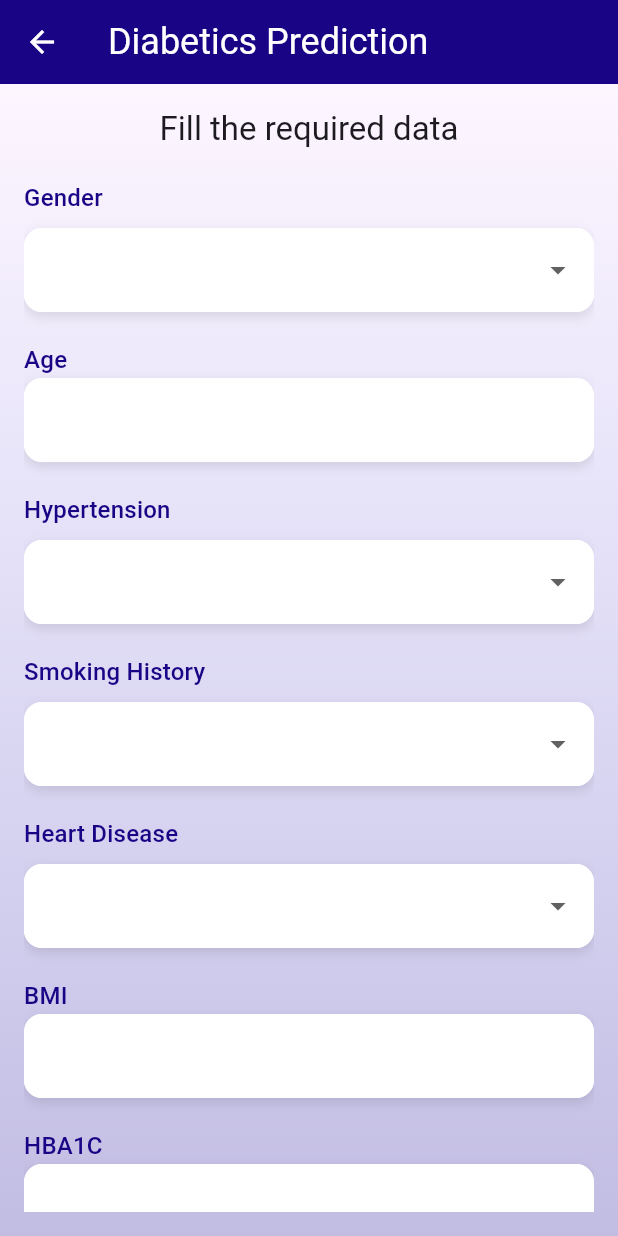
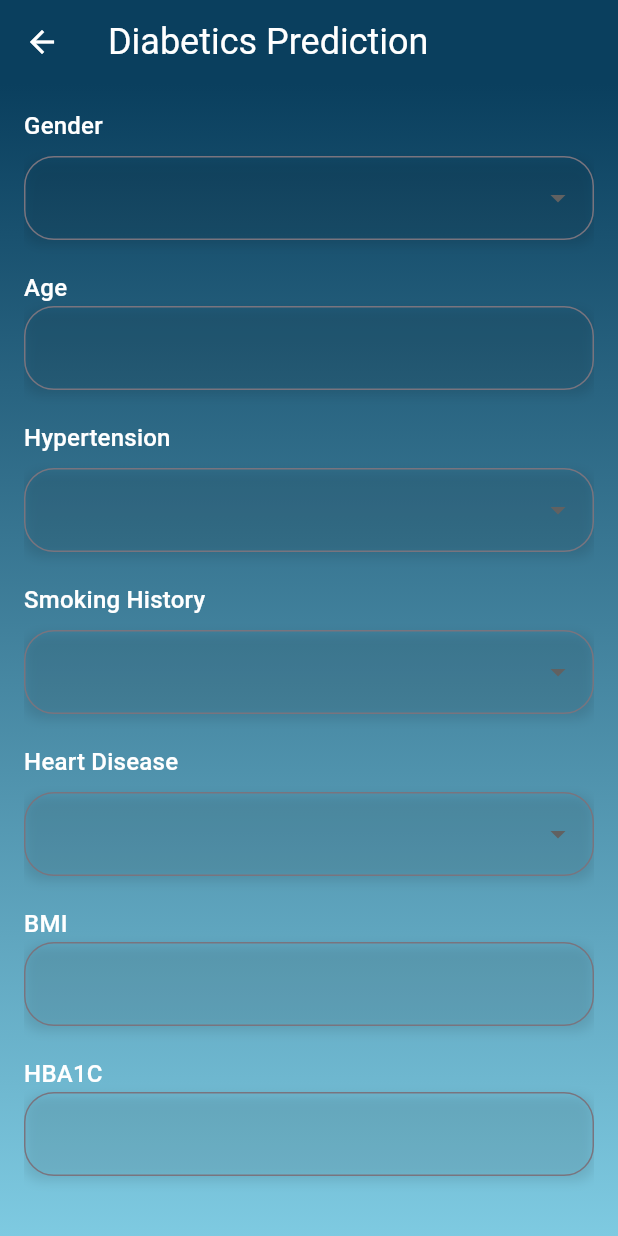
Before and after one commit to Shalu2206/Dia-assist, a Flutter app: the HomePage screen opened directly, after a tap on "Dia-predict", on a phone screen of 412 x 824 dp. Run offline on Flutter 3.47's test engine with Material 3 defaults, Android fonts, the phone set to English and light mode, and no system bars; our stand-ins replace get, google_fonts.

Commit message:
added colors to predict

```diff
--- a/dia_assist/lib/pages/home/home_page.dart
+++ b/dia_assist/lib/pages/home/home_page.dart
@@ -43,7 +43,18 @@ class _HomePageState extends State<HomePage> with TickerProviderStateMixin {
           ),
         ],
       ),
-      body: SingleChildScrollView(
+      body: Container(
+        decoration:const  BoxDecoration(
+          gradient: LinearGradient(
+            colors: [
+              Colors.black,
+              Color(0xFF400D0D8A),
+            ],
+            begin: Alignment.topLeft,
+            end: Alignment.bottomRight,
+          ),
+        ),
+        child: SingleChildScrollView(
           child: Column(
             children: [
               Padding(
@@ -147,6 +158,7 @@ class _HomePageState extends State<HomePage> with TickerProviderStateMixin {
             ],
           ),
         ),
+      ),
     );
   }
 }
--- a/dia_assist/lib/pages/prediction_page/Screens/prediction_screen_display.dart
+++ b/dia_assist/lib/pages/prediction_page/Screens/prediction_screen_display.dart
@@ -15,7 +15,6 @@ class PredictionScreenDisplay extends GetView<LoginController> {
   Widget build(BuildContext context) {
     BoxDecoration inputBoxShadow = BoxDecoration(
       borderRadius: BorderRadius.circular(12),
-      color: Colors.white,
       boxShadow: [
         BoxShadow(
           color: Colors.black.withOpacity(0.1), // Shadow color
@@ -32,7 +31,7 @@ class PredictionScreenDisplay extends GetView<LoginController> {
               Get.back();
             },
             child: const Icon(Icons.arrow_back, color: Colors.white)),
-        backgroundColor: AppColors.primary,
+        backgroundColor:Color.fromARGB(255, 10, 63, 94),
         title: Text(
           'Diabetics Prediction',
           style: Theme.of(context)
@@ -45,8 +44,8 @@ class PredictionScreenDisplay extends GetView<LoginController> {
         decoration:const  BoxDecoration(
           gradient: LinearGradient(
             colors: [
-              Color(0xff010129d3),
-              Color(0xFF400D0D8A),
+              Color.fromARGB(255, 10, 63, 94),
+              Color.fromARGB(255, 126, 202, 225),
             ],
             begin: Alignment.topCenter,
             end: Alignment.bottomCenter,
@@ -58,30 +57,21 @@ class PredictionScreenDisplay extends GetView<LoginController> {
             child: Column(
               crossAxisAlignment: CrossAxisAlignment.start,
               children: [
-                Center(
-                  child: Text(
-                    'Fill the required data',
-                    style: Theme.of(context).textTheme.titleLarge,
-                  ),
-                ),
-                SizedBox(height: 20),
-                Text('Gender', style: Theme.of(context).textTheme.titleMedium?.copyWith(color: AppColors.primary)),
+                Text('Gender', style: Theme.of(context).textTheme.titleMedium?.copyWith(color: AppColors.background)),
                 SizedBox(height: 8),
                 Obx(() => Container(
                   decoration: inputBoxShadow, // Add shadow decoration
                   child: DropdownButtonFormField<String>(
                     decoration: InputDecoration(
                       border: OutlineInputBorder(
-                        borderRadius: BorderRadius.circular(12),
-                        borderSide: BorderSide.none, // Hide the default border
+                        borderRadius: BorderRadius.circular(20),
                       ),
-                      filled: true,
-                      fillColor: Colors.white,
                     ),
+                    dropdownColor: Colors.black,
                     items: ['Male', 'Female']
                         .map((gender) => DropdownMenuItem(
                       value: gender,
-                      child: Text(gender),
+                      child: Text(gender,style: TextStyle(color: Colors.white),),
                     ))
                         .toList(),
                     value: controller.selectedGender.value.isEmpty
@@ -93,7 +83,7 @@ class PredictionScreenDisplay extends GetView<LoginController> {
                   ),
                 )),
                 SizedBox(height: 20),
-                Text('Age', style: Theme.of(context).textTheme.titleMedium?.copyWith(color: AppColors.primary)),
+                Text('Age', style: Theme.of(context).textTheme.titleMedium?.copyWith(color: AppColors.background)),
                 Container(
                   decoration: inputBoxShadow, // Add shadow decoration
                   child: TextFormField(
@@ -101,32 +91,27 @@ class PredictionScreenDisplay extends GetView<LoginController> {
                     keyboardType: TextInputType.number, // Only numeric input
                     decoration: InputDecoration(
                       border: OutlineInputBorder(
-                        borderRadius: BorderRadius.circular(12),
-                        borderSide: BorderSide.none, // Hide the default border
+                        borderRadius: BorderRadius.circular(20),
                       ),
-                      filled: true,
-                      fillColor: Colors.white,
                     ),
                   ),
                 ),
                 SizedBox(height: 20),
-                Text('Hypertension', style: Theme.of(context).textTheme.titleMedium?.copyWith(color: AppColors.primary)),
+                Text('Hypertension', style: Theme.of(context).textTheme.titleMedium?.copyWith(color: AppColors.background)),
                 SizedBox(height: 8),
                 Obx(() => Container(
                   decoration: inputBoxShadow, // Add shadow decoration
                   child: DropdownButtonFormField<String>(
                     decoration: InputDecoration(
                       border: OutlineInputBorder(
-                        borderRadius: BorderRadius.circular(12),
-                        borderSide: BorderSide.none, // Hide the default border
+                        borderRadius: BorderRadius.circular(20),
                       ),
-                      filled: true,
-                      fillColor: Colors.white,
                     ),
+                    dropdownColor: Colors.black,
                     items: ['Yes', 'No']
                         .map((tension) => DropdownMenuItem(
                       value: tension,
-                      child: Text(tension),
+                      child: Text(tension,style: TextStyle(color: Colors.white),),
                     ))
                         .toList(),
                     value: controller.selectedTension.value.isEmpty
@@ -138,23 +123,22 @@ class PredictionScreenDisplay extends GetView<LoginController> {
                   ),
                 )),
                 SizedBox(height: 20),
-                Text('Smoking History', style: Theme.of(context).textTheme.titleMedium?.copyWith(color: AppColors.primary)),
+                Text('Smoking History', style: Theme.of(context).textTheme.titleMedium?.copyWith(color: AppColors.background)),
                 SizedBox(height: 8),
                 Obx(() => Container(
                   decoration: inputBoxShadow, // Add shadow decoration
                   child: DropdownButtonFormField<String>(
                     decoration: InputDecoration(
                       border: OutlineInputBorder(
-                        borderRadius: BorderRadius.circular(12),
-                        borderSide: BorderSide.none, // Hide the default border
+                        borderRadius: BorderRadius.circular(20),
+
                       ),
-                      filled: true,
-                      fillColor: Colors.white,
                     ),
+                    dropdownColor: Colors.black,
                     items: ['Never', 'No Info', 'Current']
                         .map((smoking) => DropdownMenuItem(
                       value: smoking,
-                      child: Text(smoking),
+                      child: Text(smoking,style: TextStyle(color: Colors.white),),
                     ))
                         .toList(),
                     value: controller.selectedSmoking.value.isEmpty
@@ -166,23 +150,21 @@ class PredictionScreenDisplay extends GetView<LoginController> {
                   ),
                 )),
                 SizedBox(height: 20),
-                Text('Heart Disease', style: Theme.of(context).textTheme.titleMedium?.copyWith(color: AppColors.primary)),
+                Text('Heart Disease', style: Theme.of(context).textTheme.titleMedium?.copyWith(color: AppColors.background)),
                 SizedBox(height: 8),
                 Obx(() => Container(
                   decoration: inputBoxShadow, // Add shadow decoration
                   child: DropdownButtonFormField<String>(
                     decoration: InputDecoration(
                       border: OutlineInputBorder(
-                        borderRadius: BorderRadius.circular(12),
-                        borderSide: BorderSide.none, // Hide the default border
+                        borderRadius: BorderRadius.circular(20),
                       ),
-                      filled: true,
-                      fillColor: Colors.white,
                     ),
+                    dropdownColor: Colors.black,
                     items: ['Yes', 'No']
                         .map((disease) => DropdownMenuItem(
                       value: disease,
-                      child: Text(disease),
+                      child: Text(disease,style: TextStyle(color: Colors.white),),
                     ))
                         .toList(),
                     value: controller.selectedDisease.value.isEmpty
@@ -194,7 +176,7 @@ class PredictionScreenDisplay extends GetView<LoginController> {
                   ),
                 )),
                 SizedBox(height: 20),
-                Text('BMI', style: Theme.of(context).textTheme.titleMedium?.copyWith(color: AppColors.primary)),
+                Text('BMI', style: Theme.of(context).textTheme.titleMedium?.copyWith(color: AppColors.background)),
                 Container(
                   decoration: inputBoxShadow, // Add shadow decoration
                   child: TextFormField(
@@ -202,16 +184,14 @@ class PredictionScreenDisplay extends GetView<LoginController> {
                     keyboardType: TextInputType.number, // Only numeric input
                     decoration: InputDecoration(
                       border: OutlineInputBorder(
-                        borderRadius: BorderRadius.circular(12),
-                        borderSide: BorderSide.none, // Hide the default border
+                        borderRadius: BorderRadius.circular(20),
+
                       ),
-                      filled: true,
-                      fillColor: Colors.white,
                     ),
                   ),
                 ),
                 SizedBox(height: 20),
-                Text('HBA1C', style: Theme.of(context).textTheme.titleMedium?.copyWith(color: AppColors.primary)),
+                Text('HBA1C', style: Theme.of(context).textTheme.titleMedium?.copyWith(color: AppColors.background)),
                 Container(
                   decoration: inputBoxShadow, // Add shadow decoration
                   child: TextFormField(
@@ -219,16 +199,13 @@ class PredictionScreenDisplay extends GetView<LoginController> {
                     keyboardType: TextInputType.number, // Only numeric input
                     decoration: InputDecoration(
                       border: OutlineInputBorder(
-                        borderRadius: BorderRadius.circular(12),
-                        borderSide: BorderSide.none, // Hide the default border
+                        borderRadius: BorderRadius.circular(20),
                       ),
-                      filled: true,
-                      fillColor: Colors.white,
                     ),
                   ),
                 ),
                 SizedBox(height: 20),
-                Text('Blood Glucose Level', style: Theme.of(context).textTheme.titleMedium?.copyWith(color: AppColors.primary)),
+                Text('Blood Glucose Level', style: Theme.of(context).textTheme.titleMedium?.copyWith(color: AppColors.background)),
                 Container(
                   decoration: inputBoxShadow, // Add shadow decoration
                   child: TextFormField(
@@ -236,16 +213,13 @@ class PredictionScreenDisplay extends GetView<LoginController> {
                     keyboardType: TextInputType.number, // Only numeric input
                     decoration: InputDecoration(
                       border: OutlineInputBorder(
-                        borderRadius: BorderRadius.circular(12),
-                        borderSide: BorderSide.none, // Hide the default border
+                        borderRadius: BorderRadius.circular(20),
                       ),
-                      filled: true,
-                      fillColor: Colors.white,
                     ),
                   ),
                 ),
                 SizedBox(height: 20),
-                Text('Weight (in KG)', style: Theme.of(context).textTheme.titleMedium?.copyWith(color: AppColors.primary)),
+                Text('Weight (in KG)', style: Theme.of(context).textTheme.titleMedium?.copyWith(color: AppColors.background)),
                 Container(
                   decoration: inputBoxShadow, // Add shadow decoration
                   child: TextFormField(
@@ -253,11 +227,8 @@ class PredictionScreenDisplay extends GetView<LoginController> {
                     keyboardType: TextInputType.number, // Only numeric input
                     decoration: InputDecoration(
                       border: OutlineInputBorder(
-                        borderRadius: BorderRadius.circular(12),
-                        borderSide: BorderSide.none, // Hide the default border
+                        borderRadius: BorderRadius.circular(20),
                       ),
-                      filled: true,
-                      fillColor: Colors.white,
                     ),
                   ),
                 ),
@@ -270,11 +241,11 @@ class PredictionScreenDisplay extends GetView<LoginController> {
                     },
                     style: ElevatedButton.styleFrom(
                       elevation: 10,
-                      backgroundColor: AppColors.primary,
+                      backgroundColor: Color.fromARGB(255, 10, 63, 94),
                     ),
                     child: Text(
                       'Submit',
-                      style: GoogleFonts.openSans(color: Colors.white, fontSize: 18),
+                      style: GoogleFonts.openSans(color: AppColors.background, fontSize: 18),
                     ),
                   ),
                 ),
```
Also changed, not shown: dia_assist/pubspec.lock. Lines whose indentation alone changed are shown as unchanged.
